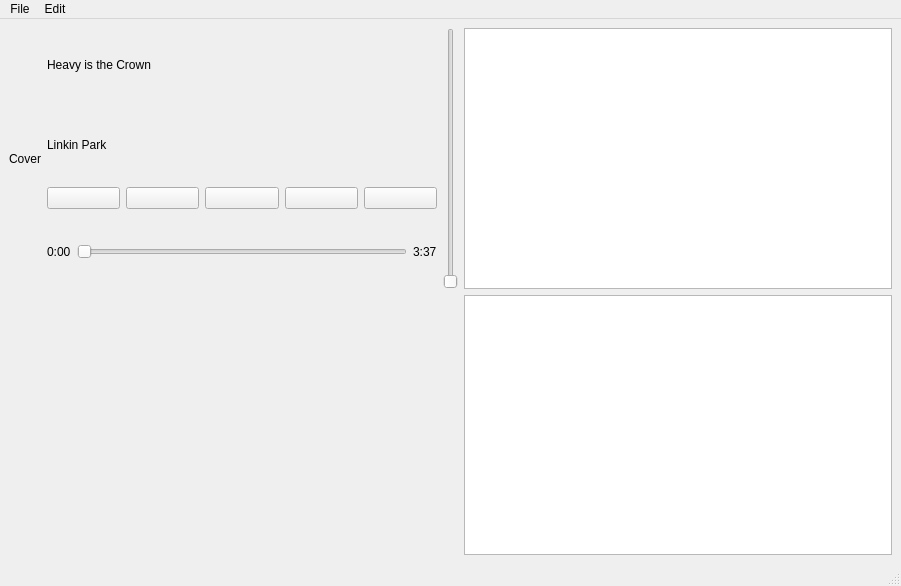
Qt form sources/MainWindow.ui (nichilum/nimamp) before a commit.
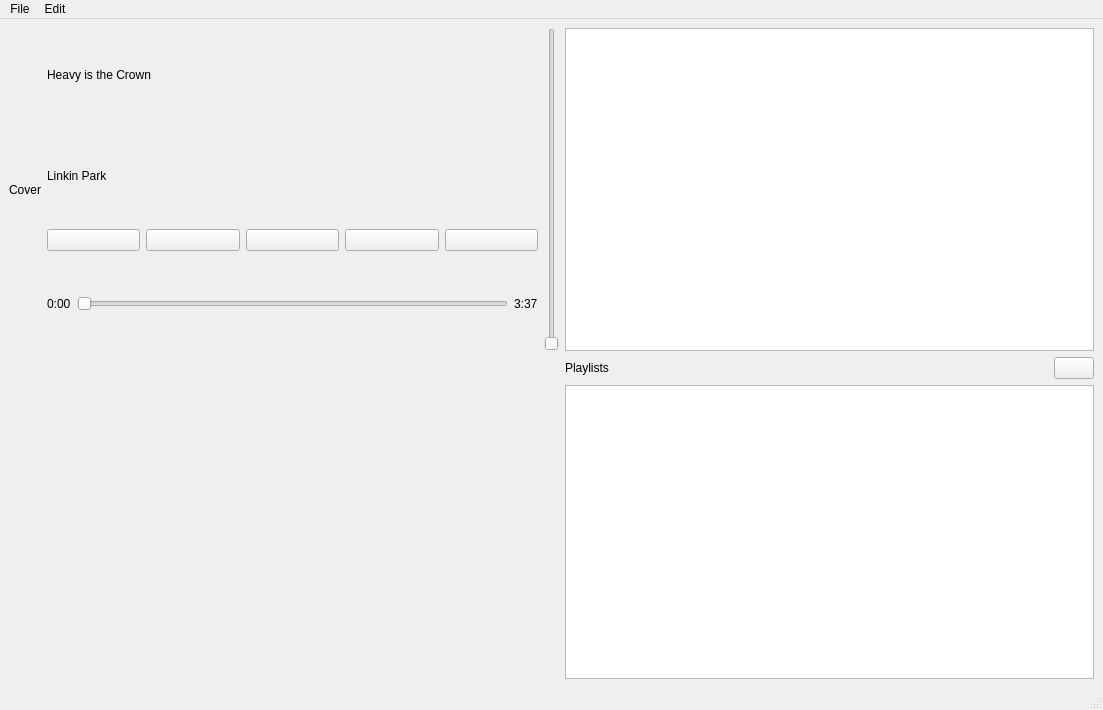
The same form after that commit. Icons and pictures are not drawn.

Commit message: simple playlist stuff

Diff of the .ui file:
```diff
--- a/sources/MainWindow.ui
+++ b/sources/MainWindow.ui
@@ -6,8 +6,8 @@
    <rect>
     <x>0</x>
     <y>0</y>
-    <width>901</width>
-    <height>586</height>
+    <width>1103</width>
+    <height>710</height>
    </rect>
   </property>
   <property name="windowTitle">
@@ -185,7 +185,46 @@
      </widget>
     </item>
     <item row="1" column="2">
-     <widget class="QListWidget" name="listWidget"/>
+     <layout class="QVBoxLayout" name="verticalLayout_2">
+      <item>
+       <layout class="QHBoxLayout" name="horizontalLayout_4">
+        <item>
+         <widget class="QLabel" name="label">
+          <property name="text">
+           <string>Playlists</string>
+          </property>
+         </widget>
+        </item>
+        <item>
+         <spacer name="horizontalSpacer">
+          <property name="orientation">
+           <enum>Qt::Orientation::Horizontal</enum>
+          </property>
+          <property name="sizeHint" stdset="0">
+           <size>
+            <width>40</width>
+            <height>20</height>
+           </size>
+          </property>
+         </spacer>
+        </item>
+        <item>
+         <widget class="QPushButton" name="createPlaylistButton">
+          <property name="text">
+           <string/>
+          </property>
+          <property name="icon">
+           <iconset>
+            <normaloff>../resources/plus.svg</normaloff>../resources/plus.svg</iconset>
+          </property>
+         </widget>
+        </item>
+       </layout>
+      </item>
+      <item>
+       <widget class="QListWidget" name="playlistListWidget"/>
+      </item>
+     </layout>
     </item>
    </layout>
   </widget>
@@ -194,7 +233,7 @@
     <rect>
      <x>0</x>
      <y>0</y>
-     <width>901</width>
+     <width>1103</width>
      <height>33</height>
     </rect>
    </property>
```
Left out of the diff: 44 changed lines with no effect on the pictures. The commit also changes 11 other files.
